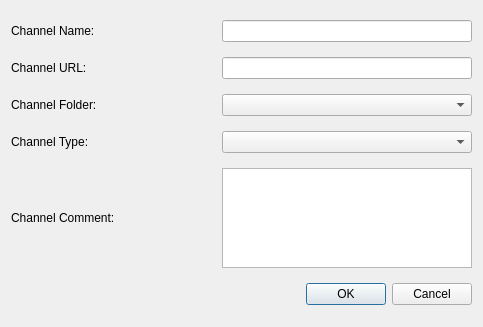
Before: the Qt Designer form addchannel.ui in javad123javad/XFeed, drawn with Qt 5.
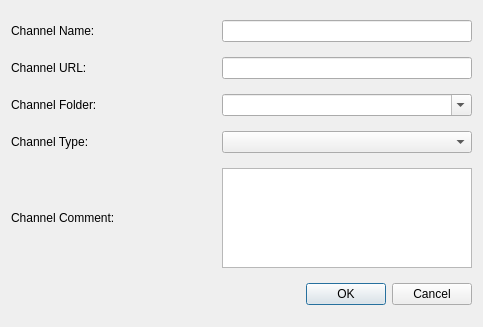
After: the same form once the commit is applied.

Patch:
```diff
--- a/addchannel.ui
+++ b/addchannel.ui
@@ -163,6 +163,9 @@
          <height>0</height>
         </size>
        </property>
+       <property name="editable">
+        <bool>true</bool>
+       </property>
        <property name="currentText">
         <string/>
        </property>
```
Left out of the diff: 3 changed lines with no effect on the pictures.
